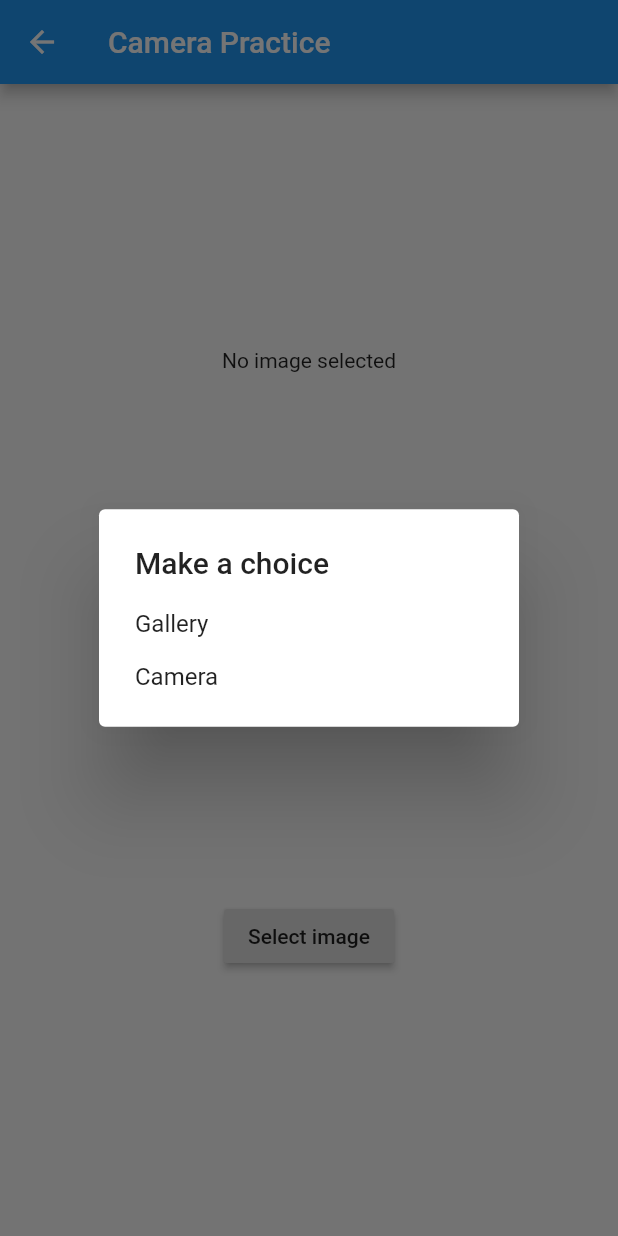
After one commit to araboy24/memory, a Flutter app: the CameraPractice screen opened directly, after a tap on "Select image", on a phone screen of 412 x 824 dp. The commit adds this screen. Run offline on Flutter 3.47's test engine with Material 2 defaults, Android fonts, the phone set to English and light mode, and no system bars; our stand-ins replace cloud_firestore, firebase_auth, firebase_core, flutter_spinkit, google_sign_in, image_picker; accounts and stored records are empty.

Commit message:
Added classes for importing photos from users phone

```diff
--- /dev/null
+++ b/lib/practice/camera_practice.dart
@@ -0,0 +1,95 @@
+import 'dart:io';
+
+import 'package:flutter/material.dart';
+import 'package:image_picker/image_picker.dart';
+
+class CameraPractice extends StatefulWidget {
+  @override
+  _CameraPracticeState createState() => _CameraPracticeState();
+}
+
+class _CameraPracticeState extends State<CameraPractice> {
+
+  File imageFile;
+  // PickedFile
+
+  _openGallery(BuildContext context) async {
+    // imageFile = File(await ImagePicker().getImage(source: ImageSource.gallery));
+    var picture = File(await ImagePicker().getImage(source: ImageSource.gallery).then((pickedFile) => pickedFile.path));
+    setState(() {
+      imageFile = picture;
+    });
+    Navigator.of(context).pop();
+
+  }
+
+  _openCamera(BuildContext context) async {
+    var picture = File(await ImagePicker().getImage(source: ImageSource.camera).then((pickedFile) => pickedFile.path));
+    setState(() {
+    imageFile = picture;
+    });
+    Navigator.of(context).pop();
+  }
+
+  Future<void> _showChoiceDialog(BuildContext context){
+    return showDialog(context: context,
+        builder: (BuildContext context) {
+          return AlertDialog(
+            title: Text("Make a choice"),
+            content: SingleChildScrollView(
+              child: ListBody(
+                children: [
+                  GestureDetector(
+                    child: Text("Gallery"),
+                    onTap: () {
+                      _openGallery(context);
+                    },
+                  ),
+                  Padding(padding: EdgeInsets.all(8)),
+                  GestureDetector(
+                    child: Text("Camera"),
+                    onTap: () {
+                      _openCamera(context);
+                    },
+                  )
+                ],
+              ),
+            ),
+          );
+        });
+  }
+
+  Widget _decideImageView() {
+    if(imageFile == null){
+      return Text("No image selected");
+    } else {
+      return Image.file(imageFile, width: 400, height: 400,);
+    }
+  }
+
+  @override
+  Widget build(BuildContext context) {
+    return Scaffold(
+      appBar: AppBar(
+        title: Text(
+      "Camera Practice"),
+      ),
+      body: Container(
+        child: Center(
+          child: Column(
+            mainAxisAlignment: MainAxisAlignment.spaceAround,
+            children: [
+              _decideImageView(),
+                RaisedButton(onPressed: () {
+                  _showChoiceDialog(context);
+                },
+                child: Text("Select image"),
+              ),
+
+            ],
+          ),
+        ),
+      ),
+    );
+  }
+}
--- /dev/null
+++ b/lib/practice/camera_practice2.dart
@@ -0,0 +1,33 @@
+import 'package:flutter/material.dart';
+import 'dart:io';
+import 'package:image_picker/image_picker.dart';
+
+class CameraPractice2 extends StatefulWidget {
+  @override
+  _CameraPractice2State createState() => _CameraPractice2State();
+}
+
+class _CameraPractice2State extends State<CameraPractice2> {
+  File _image;
+  final imagePicker = ImagePicker();
+  Future getImage() async {
+    final image = await imagePicker.getImage(source: ImageSource.camera);
+    setState(() {
+      _image = File(image.path);
+    });
+  }
+
+  @override
+  Widget build(BuildContext context) {
+    return Scaffold(
+      body: Center(
+        child: _image == null ? Text("no image") : Image.file(_image),
+      ),
+      floatingActionButton: FloatingActionButton(
+        backgroundColor: Colors.blue,
+        child: Icon(Icons.camera_alt),
+        onPressed: getImage,
+      ),
+    );
+  }
+}
--- a/lib/views/profile/profile2.dart
+++ b/lib/views/profile/profile2.dart
@@ -7,6 +7,7 @@ import 'package:provider/provider.dart';
 import 'package:memory/models/user.dart';
 import 'package:cloud_firestore/cloud_firestore.dart';
 import 'package:image_picker/image_picker.dart';
+import 'dart:io';
 
 class Profile2 extends StatefulWidget {
   @override
@@ -356,7 +357,8 @@ class _Profile2State extends State<Profile2> {
                       children: [
                       GestureDetector(
                         onTap: () async {
-                          await ImagePicker.pickImage(source: ImageSource.gallery);
+                          File image = await ImagePicker.pickImage(source: ImageSource.gallery);
+                          print(image.path);
                         },
                         child: Container(
                               width: 120,
--- a/pubspec.yaml
+++ b/pubspec.yaml
@@ -57,6 +57,7 @@ dev_dependencies:
   firebase_storage: ^3.1.5
 
   image_picker: ^0.6.7+22
+  path_provider: ^1.6.24 #TODO possibly update this, used same as tut
 
   flutter_test:
     sdk: flutter
```
Also changed, not shown: lib/home.dart (+16 -0 lines), pubspec.lock, 4 other files.
